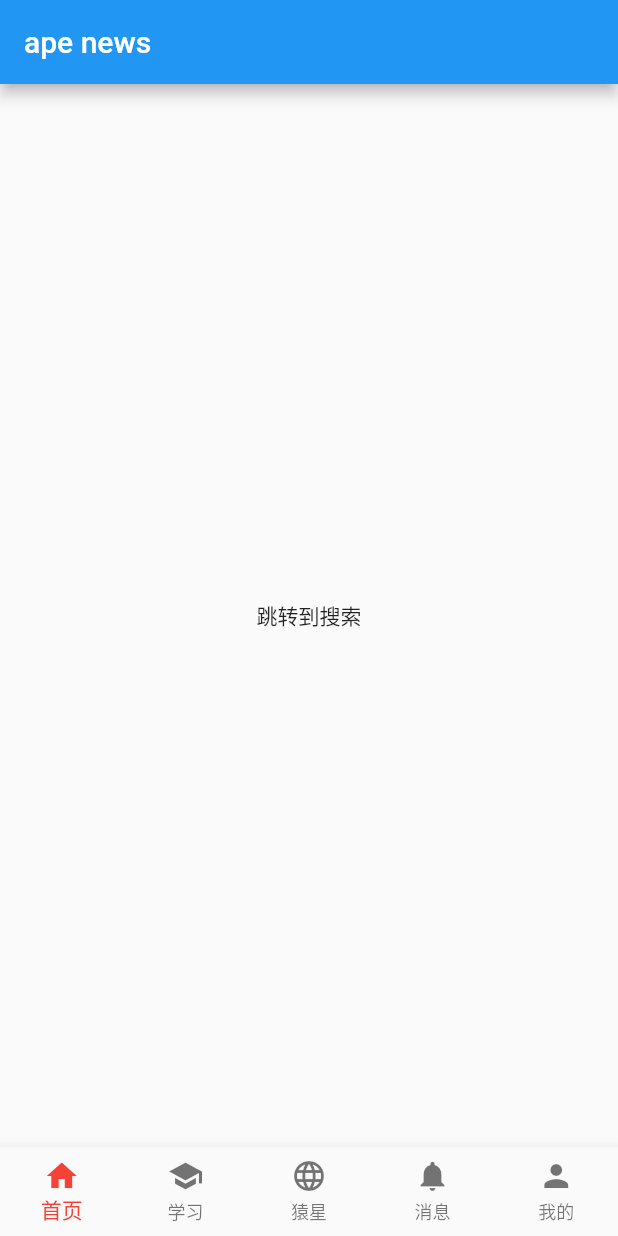
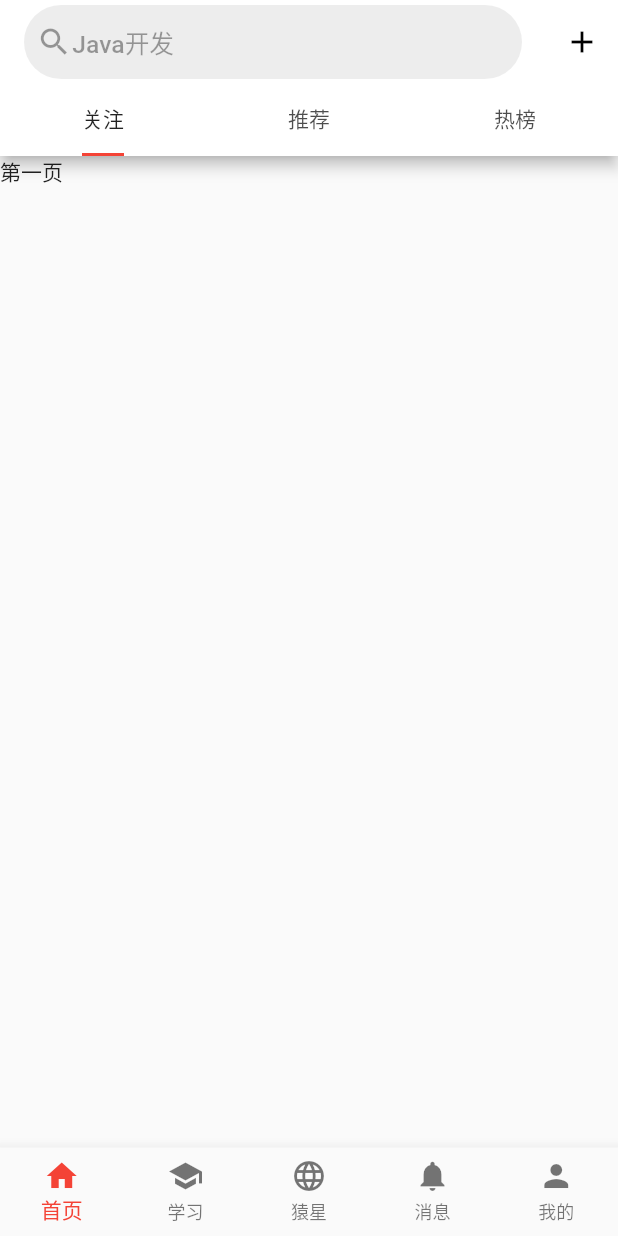
Before and after one commit to JunMo926/ape-news-flutter, a Flutter app: the screen it shows after launch, on a phone screen of 412 x 824 dp. Run offline on Flutter 3.47's test engine with Material 2 defaults, Android fonts, the phone set to English and light mode, and no system bars; our stand-ins replace flutter_screenutil.

Commit message:
添加首页appbar

```diff
--- a/lib/main.dart
+++ b/lib/main.dart
@@ -18,6 +18,8 @@ class _ApeAppState extends State<ApeApp> {
       initialRoute: '/',
       onGenerateRoute: onGenerateRoute,
       debugShowCheckedModeBanner: false,
+      // 主题颜色
+      theme: ThemeData(primaryColor: Colors.white),
     );
   }
 }
--- a/lib/pages/tabs/home.dart
+++ b/lib/pages/tabs/home.dart
@@ -1,3 +1,4 @@
+import 'package:ape_news_flutter/services/screen_adapter.dart';
 import 'package:flutter/material.dart';
 
 class HomePage extends StatefulWidget {
@@ -9,8 +10,68 @@ class HomePage extends StatefulWidget {
 class _HomePageState extends State<HomePage> {
   @override
   Widget build(BuildContext context) {
-    return Center(
-      child: Text("跳转到搜索")
+    ScreenAdapter.init(context);
+    return DefaultTabController(
+      length: 3,
+      child: Scaffold(
+        appBar: AppBar(
+          title: InkWell(
+            borderRadius: BorderRadius.circular(30),
+            child: Container(
+              height: ScreenAdapter.height(80),
+              padding: EdgeInsets.only(left: ScreenAdapter.width(15)),
+              decoration: BoxDecoration(
+                color: Color.fromRGBO(233, 233, 233, 0.8),
+                borderRadius: BorderRadius.circular(30),
+              ),
+              child: Row(
+                crossAxisAlignment: CrossAxisAlignment.center,
+                children: [
+                  Icon(Icons.search, color: Colors.black38),
+                  Text(
+                    "Java开发",
+                    style: TextStyle(
+                      color: Colors.black38,
+                      fontSize: ScreenAdapter.size(30),
+                    ),
+                  )
+                ],
+              ),
+            ),
+            onTap: () {
+              // TODO
+            },
+          ),
+          actions: [
+            IconButton(
+              icon: Icon(Icons.add),
+              onPressed: () {},
+            ),
+          ],
+          bottom: TabBar(
+            indicatorSize: TabBarIndicatorSize.label,
+            indicatorColor: Colors.red,
+            tabs: [
+              Tab(text: "关注"),
+              Tab(text: "推荐"),
+              Tab(text: "热榜"),
+            ],
+          ),
+        ),
+        body: TabBarView(
+          children: [
+            ListView(
+              children: [Text("第一页")],
+            ),
+            ListView(
+              children: [Text("第二页")],
+            ),
+            ListView(
+              children: [Text("第三页")],
+            ),
+          ],
+        ),
+      ),
     );
   }
 }
--- a/lib/pages/tabs/tabs.dart
+++ b/lib/pages/tabs/tabs.dart
@@ -34,9 +34,9 @@ class _TabsState extends State<Tabs> {
   @override
   Widget build(BuildContext context) {
     return Scaffold(
-      appBar: AppBar(
-        title: Text("ape news"),
-      ),
+      // appBar: AppBar(
+      //   title: Text("ape news"),
+      // ),
       body: this._pageList[this._currentIndex],
       bottomNavigationBar: BottomNavigationBar(
         currentIndex: this._currentIndex,
--- /dev/null
+++ b/lib/services/screen_adapter.dart
@@ -0,0 +1,53 @@
+import 'dart:ui';
+
+import 'package:flutter_screenutil/flutter_screenutil.dart';
+
+/// 屏幕适配器
+class ScreenAdapter {
+
+  /// 初始化
+  static init(context) {
+    ScreenUtil.init(context,
+        designSize: Size(750, 1334), allowFontScaling: false);
+  }
+
+  /// 设置高度
+  static height(double value) {
+    return ScreenUtil().setHeight(value);
+  }
+
+  /// 设置宽度
+  static width(double value) {
+    return ScreenUtil().setWidth(value);
+  }
+
+  /// 获取屏幕高度 dp
+  static getScreenHeight() {
+    return ScreenUtil().screenHeight;
+  }
+
+  /// 获取屏幕宽度 dp
+  static getScreenWidth() {
+    return ScreenUtil().screenWidth;
+  }
+
+  /// 获取屏幕高度 px
+  static getScreenPxHeight() {
+    return ScreenUtil().screenHeightPx;
+  }
+
+  /// 获取屏幕宽度 px
+  static getScreenPxWidth() {
+    return ScreenUtil().screenWidthPx;
+  }
+
+  /// 字体的大小 单位px.
+  static size(double value) {
+    return ScreenUtil().setSp(value);
+  }
+
+  /// 状态栏高度 dp 刘海屏会更高
+  static statusBarHeight() {
+    return ScreenUtil().statusBarHeight;
+  }
+}
--- a/pubspec.yaml
+++ b/pubspec.yaml
@@ -23,6 +23,8 @@ environment:
 dependencies:
   flutter:
     sdk: flutter
+  # 屏幕适配
+  flutter_screenutil: ^3.1.0
 
 
   # The following adds the Cupertino Icons font to your application.
```
Also changed, not shown: pubspec.lock.
